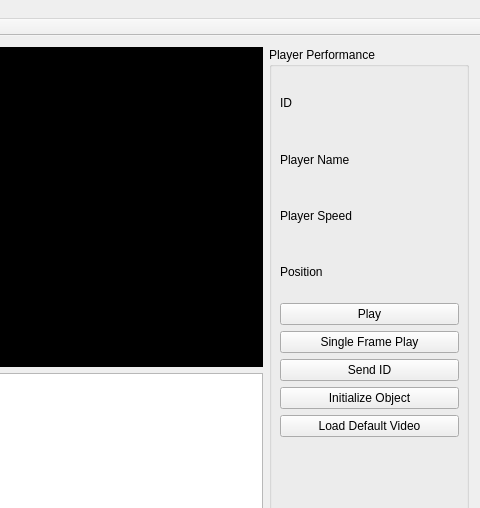
The window that integrasi/mainwindow.ui (hammashamzah/tugasakhir) describes before a commit, drawn with Qt 5; both pictures show x 718 to 1198 and y 0 to 508 of the 1198 by 677 pixel window.
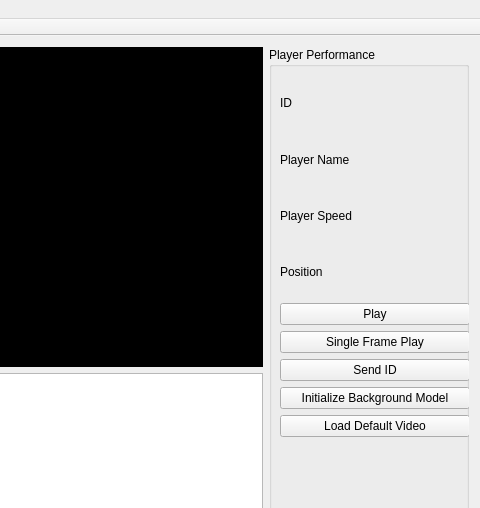
The same window after the commit. Custom widgets are drawn as their Qt base class.

Commit message: New feature: -> Learn background model from image of empty field, to reduce the noise

Patch:
```diff
--- a/integrasi/mainwindow.ui
+++ b/integrasi/mainwindow.ui
@@ -144,7 +144,7 @@
              <rect>
               <x>0</x>
               <y>20</y>
-              <width>201</width>
+              <width>212</width>
               <height>381</height>
              </rect>
             </property>
@@ -212,7 +212,7 @@
                <item>
                 <widget class="QPushButton" name="pushButton_initialize_object">
                  <property name="text">
-                  <string>Initialize Object</string>
+                  <string>Initialize Background Model</string>
                  </property>
                 </widget>
                </item>
```
Left out of the diff: 14 changed lines with no effect on the pictures. The commit also changes 18 other files.
